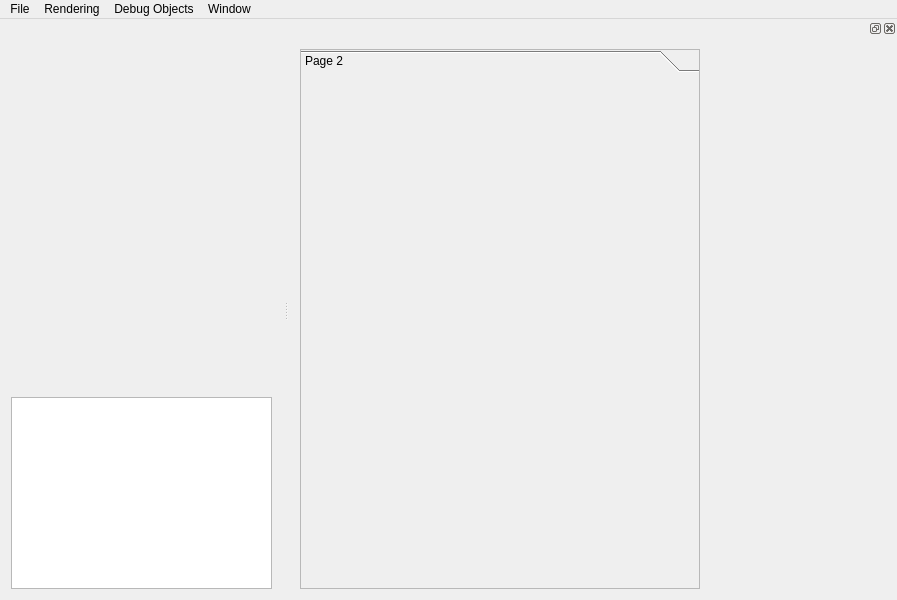
The window that cg3/viewer/mainwindow.ui (cg3hci/cg3lib) describes before a commit, drawn with Qt 5.
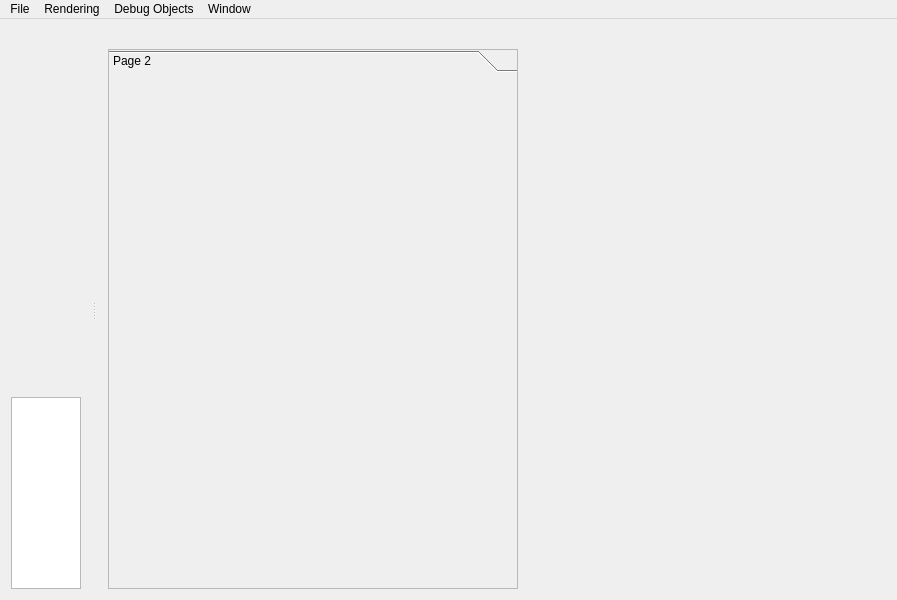
The same window after the commit. Custom widgets are drawn as their Qt base class.

Diff of the .ui file:
```diff
--- a/cg3/viewer/mainwindow.ui
+++ b/cg3/viewer/mainwindow.ui
@@ -112,7 +112,7 @@
    </property>
    <property name="minimumSize">
     <size>
-     <width>608</width>
+     <width>848</width>
      <height>575</height>
     </size>
    </property>
@@ -149,7 +149,7 @@
        </property>
        <property name="minimumSize">
         <size>
-         <width>160</width>
+         <width>400</width>
          <height>0</height>
         </size>
        </property>
@@ -173,7 +173,7 @@
          <rect>
           <x>0</x>
           <y>0</y>
-          <width>160</width>
+          <width>400</width>
           <height>501</height>
          </rect>
         </property>
```
